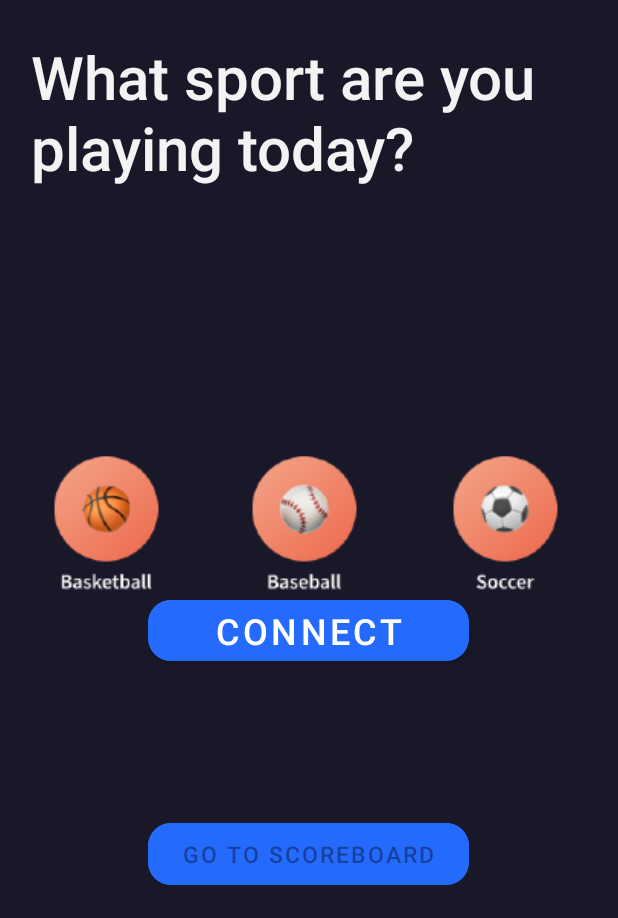
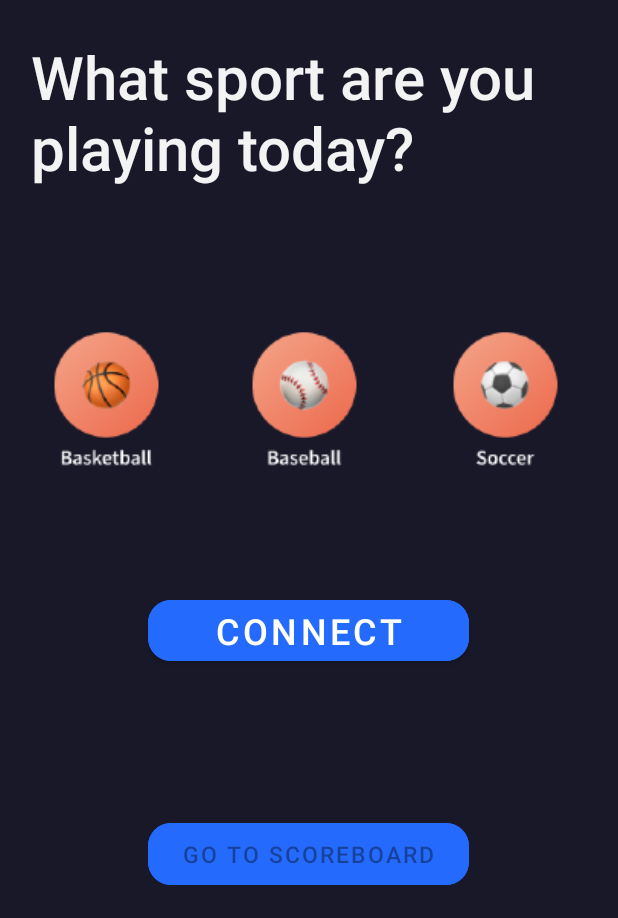
Before and after one commit to jtsang02/ScorePort, an Android app: the screen it shows after launch (MainActivity), on a phone screen of 412 x 824 dp, the part 318-1236 px from its top. Run offline under Robolectric (Android 15) with nearby library versions, the phone set to English and light mode, and no system bars.

Commit message:
opening screen ui

```diff
--- a/app/src/main/res/layout/activity_main.xml
+++ b/app/src/main/res/layout/activity_main.xml
@@ -13,7 +13,7 @@
         android:id="@+id/toolbar"
         android:layout_width="match_parent"
         android:layout_height="wrap_content"
-        android:background="?attr/colorPrimary"
+        android:background="@color/darkBlueBackground"
         android:minHeight="?attr/actionBarSize"
         android:theme="?attr/actionBarTheme"
         android:visibility="invisible"
@@ -90,9 +90,11 @@
         android:layout_width="110dp"
         android:layout_height="110dp"
         android:layout_marginStart="16dp"
+        android:layout_marginTop="340dp"
         android:layout_marginBottom="208dp"
         app:layout_constraintBottom_toBottomOf="parent"
         app:layout_constraintStart_toStartOf="parent"
+        app:layout_constraintTop_toTopOf="parent"
         app:srcCompat="@mipmap/basketball_round" />
 
     <ImageView
@@ -100,22 +102,26 @@
         android:layout_width="110dp"
         android:layout_height="110dp"
         android:layout_marginStart="148dp"
+        android:layout_marginTop="340dp"
         android:layout_marginEnd="153dp"
         android:layout_marginBottom="208dp"
         app:layout_constraintBottom_toBottomOf="parent"
         app:layout_constraintEnd_toEndOf="parent"
         app:layout_constraintHorizontal_bias="0.0"
         app:layout_constraintStart_toStartOf="parent"
+        app:layout_constraintTop_toTopOf="parent"
         app:srcCompat="@mipmap/baseball_round" />
 
     <ImageView
         android:id="@+id/imageView8"
         android:layout_width="110dp"
         android:layout_height="110dp"
+        android:layout_marginTop="340dp"
         android:layout_marginEnd="20dp"
         android:layout_marginBottom="208dp"
         app:layout_constraintBottom_toBottomOf="parent"
         app:layout_constraintEnd_toEndOf="parent"
+        app:layout_constraintTop_toTopOf="parent"
         app:srcCompat="@mipmap/soccer_round" />
 
     <TextView
```
